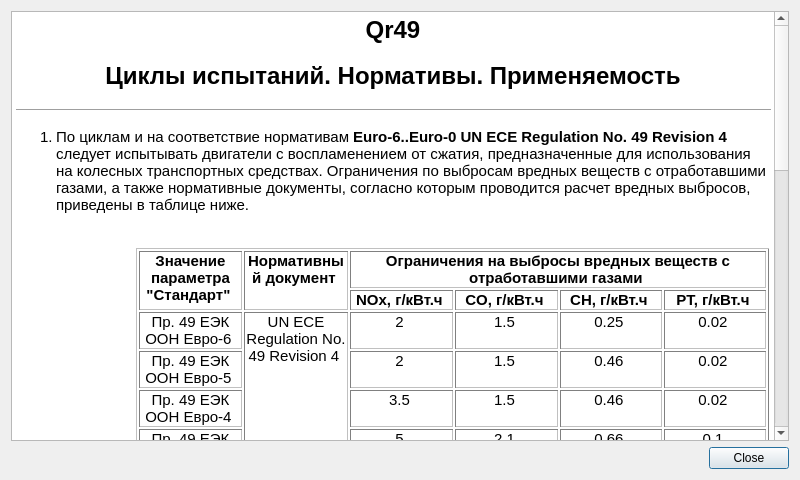
Old version of the form Qr49/sources/helpdialog.ui in the repository pa23/r49.
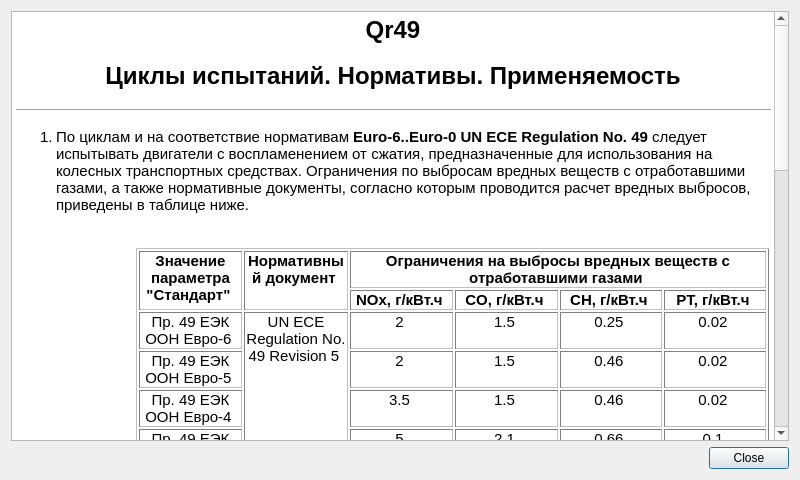
New version of the form. Icons and pictures are not drawn.

Commit message: r49: "Regulation No49 Revision 4" changed to "Regulation No49 Revision 5". doc: Appearance improvement of diesel_engine_standards_ru.html file. pro: g++ option "-W -pedantic" added to project files.

Diff of the .ui file:
```diff
--- a/Qr49/sources/helpdialog.ui
+++ b/Qr49/sources/helpdialog.ui
@@ -30,11 +30,11 @@
       <string>&lt;!DOCTYPE HTML PUBLIC &quot;-//W3C//DTD HTML 4.0//EN&quot; &quot;http://www.w3.org/TR/REC-html40/strict.dtd&quot;&gt;
 &lt;html&gt;&lt;head&gt;&lt;meta name=&quot;qrichtext&quot; content=&quot;1&quot; /&gt;&lt;style type=&quot;text/css&quot;&gt;
 p, li { white-space: pre-wrap; }
-&lt;/style&gt;&lt;/head&gt;&lt;body style=&quot; font-family:'DejaVu Sans'; font-size:11pt; font-weight:400; font-style:normal;&quot;&gt;
+&lt;/style&gt;&lt;/head&gt;&lt;body style=&quot; font-family:'Ubuntu'; font-size:11pt; font-weight:400; font-style:normal;&quot;&gt;
 &lt;p align=&quot;center&quot; style=&quot; margin-top:18px; margin-bottom:12px; margin-left:0px; margin-right:0px; -qt-block-indent:0; text-indent:0px;&quot;&gt;&lt;span style=&quot; font-size:xx-large; font-weight:600;&quot;&gt;Qr49&lt;/span&gt;&lt;/p&gt;
 &lt;p align=&quot;center&quot; style=&quot; margin-top:18px; margin-bottom:12px; margin-left:0px; margin-right:0px; -qt-block-indent:0; text-indent:0px;&quot;&gt;&lt;span style=&quot; font-size:xx-large; font-weight:600;&quot;&gt;Циклы испытаний. Нормативы. Применяемость&lt;/span&gt;&lt;/p&gt;
 &lt;hr /&gt;
-&lt;ol style=&quot;margin-top: 0px; margin-bottom: 0px; margin-left: 0px; margin-right: 0px; -qt-list-indent: 1;&quot;&gt;&lt;li style=&quot; margin-top:12px; margin-bottom:0px; margin-left:0px; margin-right:0px; -qt-block-indent:0; text-indent:0px;&quot;&gt;По циклам и на соответствие нормативам &lt;span style=&quot; font-weight:600;&quot;&gt;Euro-6..Euro-0 UN ECE Regulation No. 49 Revision 4&lt;/span&gt; следует испытывать двигатели с воспламенением от сжатия, предназначенные для использования на колесных транспортных средствах. Ограничения по выбросам вредных веществ с отработавшими газами, а также нормативные документы, согласно которым проводится расчет вредных выбросов, приведены в таблице ниже.&lt;br /&gt;&lt;br /&gt;&lt;/li&gt;
+&lt;ol style=&quot;margin-top: 0px; margin-bottom: 0px; margin-left: 0px; margin-right: 0px; -qt-list-indent: 1;&quot;&gt;&lt;li style=&quot; margin-top:12px; margin-bottom:0px; margin-left:0px; margin-right:0px; -qt-block-indent:0; text-indent:0px;&quot;&gt;По циклам и на соответствие нормативам &lt;span style=&quot; font-weight:600;&quot;&gt;Euro-6..Euro-0 UN ECE Regulation No. 49&lt;/span&gt; следует испытывать двигатели с воспламенением от сжатия, предназначенные для использования на колесных транспортных средствах. Ограничения по выбросам вредных веществ с отработавшими газами, а также нормативные документы, согласно которым проводится расчет вредных выбросов, приведены в таблице ниже.&lt;br /&gt;&lt;br /&gt;&lt;/li&gt;
 &lt;p style=&quot;-qt-paragraph-type:empty; margin-top:0px; margin-bottom:0px; margin-left:0px; margin-right:0px; -qt-block-indent:1; text-indent:0px;&quot;&gt;&lt;br /&gt;&lt;/p&gt;
 &lt;table border=&quot;1&quot; style=&quot; margin-top:0px; margin-bottom:0px; margin-left:80px; margin-right:0px;&quot; cellspacing=&quot;2&quot; cellpadding=&quot;0&quot;&gt;
 &lt;tr&gt;
@@ -57,7 +57,7 @@
 &lt;td style=&quot; vertical-align:top;&quot;&gt;
 &lt;p align=&quot;center&quot; style=&quot; margin-top:0px; margin-bottom:0px; margin-left:0px; margin-right:0px; -qt-block-indent:0; text-indent:0px;&quot;&gt;Пр. 49 ЕЭК ООН Евро-6 &lt;/p&gt;&lt;/td&gt;
 &lt;td rowspan=&quot;4&quot;&gt;
-&lt;p align=&quot;center&quot; style=&quot; margin-top:0px; margin-bottom:0px; margin-left:0px; margin-right:0px; -qt-block-indent:0; text-indent:0px;&quot;&gt;UN ECE Regulation No. 49 Revision 4 &lt;/p&gt;&lt;/td&gt;
+&lt;p align=&quot;center&quot; style=&quot; margin-top:0px; margin-bottom:0px; margin-left:0px; margin-right:0px; -qt-block-indent:0; text-indent:0px;&quot;&gt;UN ECE Regulation No. 49 Revision 5 &lt;/p&gt;&lt;/td&gt;
 &lt;td style=&quot; vertical-align:top;&quot;&gt;
 &lt;p align=&quot;center&quot; style=&quot; margin-top:0px; margin-bottom:0px; margin-left:0px; margin-right:0px; -qt-block-indent:0; text-indent:0px;&quot;&gt;2 &lt;/p&gt;&lt;/td&gt;
 &lt;td style=&quot; vertical-align:top;&quot;&gt;
@@ -210,7 +210,7 @@
 &lt;td&gt;
 &lt;p align=&quot;center&quot; style=&quot; margin-top:0px; margin-bottom:0px; margin-left:0px; margin-right:0px; -qt-block-indent:0; text-indent:0px;&quot;&gt;- &lt;/p&gt;&lt;/td&gt;&lt;/tr&gt;&lt;/table&gt;
 &lt;p style=&quot; margin-top:0px; margin-bottom:0px; margin-left:0px; margin-right:0px; -qt-block-indent:1; text-indent:0px;&quot;&gt;&lt;br /&gt;&lt;span style=&quot; vertical-align:super;&quot;&gt;1&lt;/span&gt; — Для вновь изготовленных двигателей, работающих в условиях неограниченного воздухозабора;&lt;br /&gt;&lt;span style=&quot; vertical-align:super;&quot;&gt;2&lt;/span&gt; — Для вновь изготовленных двигателей, работающих в условиях ограниченного воздухозабора;&lt;br /&gt;&lt;span style=&quot; vertical-align:super;&quot;&gt;3&lt;/span&gt; — Для капитально отремонтированных двигателей, работающих в условиях неограниченного воздухозабора;&lt;br /&gt;&lt;span style=&quot; vertical-align:super;&quot;&gt;4&lt;/span&gt; — Для капитально отремонтированных двигателей, работающих в условиях ограниченного воздухозабора.&lt;br /&gt;&lt;br /&gt;&lt;/p&gt;
-&lt;li style=&quot; margin-top:0px; margin-bottom:0px; margin-left:0px; margin-right:0px; -qt-block-indent:0; text-indent:0px;&quot;&gt;По циклам и на соответствие нормативам &lt;span style=&quot; font-weight:600;&quot;&gt;UN ECE Regulation No. 96 Revision 1&lt;/span&gt; следует испытывать двигатели с воспламенением от сжатия, предназначенные для использования на сельскохозяйственных и лесных тракторах, а также внедорожной подвижной технике, предназначенной и пригодной для передвижения или перемещения по земле (дороге или бездорожью), с установленной полезной мощностью от 18 до 560 кВт, в т.ч. эксплуатируемой при постоянном числе оборотов двигателя (включая газовые компрессоры, ирригационные насосы, генераторные агрегаты с переменной нагрузкой, газонокосилки, отбойные молотки, снегоочистительное оборудование, подметальные машины). Ограничения по выбросам вредных веществ с отработавшими газами, а также нормативные документы, согласно которым проводится расчет вредных выбросов, приведены в таблицах ниже.&lt;br /&gt;&lt;br /&gt;&lt;/li&gt;
+&lt;li style=&quot; margin-top:0px; margin-bottom:0px; margin-left:0px; margin-right:0px; -qt-block-indent:0; text-indent:0px;&quot;&gt;По циклам и на соответствие нормативам &lt;span style=&quot; font-weight:600;&quot;&gt;UN ECE Regulation No. 96&lt;/span&gt; следует испытывать двигатели с воспламенением от сжатия, предназначенные для использования на сельскохозяйственных и лесных тракторах, а также внедорожной подвижной технике, предназначенной и пригодной для передвижения или перемещения по земле (дороге или бездорожью), с установленной полезной мощностью от 18 до 560 кВт, в т.ч. эксплуатируемой при постоянном числе оборотов двигателя (включая газовые компрессоры, ирригационные насосы, генераторные агрегаты с переменной нагрузкой, газонокосилки, отбойные молотки, снегоочистительное оборудование, подметальные машины). Ограничения по выбросам вредных веществ с отработавшими газами, а также нормативные документы, согласно которым проводится расчет вредных выбросов, приведены в таблицах ниже.&lt;br /&gt;&lt;br /&gt;&lt;/li&gt;
 &lt;p style=&quot;-qt-paragraph-type:empty; margin-top:0px; margin-bottom:0px; margin-left:0px; margin-right:0px; -qt-block-indent:1; text-indent:0px;&quot;&gt;&lt;br /&gt;&lt;/p&gt;
 &lt;table border=&quot;1&quot; style=&quot; margin-top:0px; margin-bottom:0px; margin-left:80px; margin-right:0px;&quot; cellspacing=&quot;2&quot; cellpadding=&quot;0&quot;&gt;
 &lt;tr&gt;
```
The commit also changes 5 other files.
